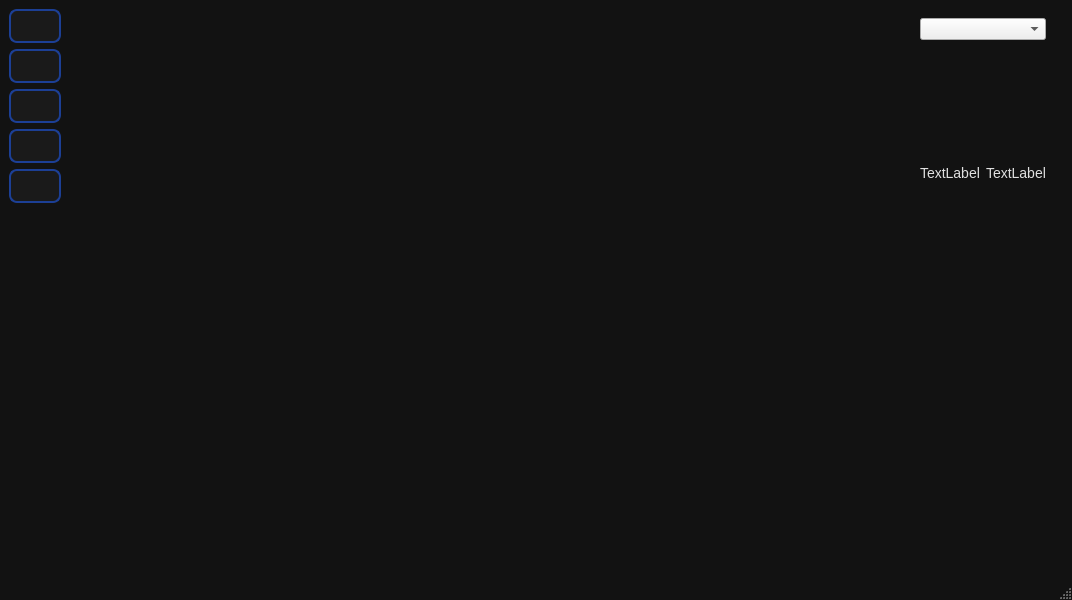
Old version of the form main.ui in the repository mstfrknvc1/Tardix-Command-Center.
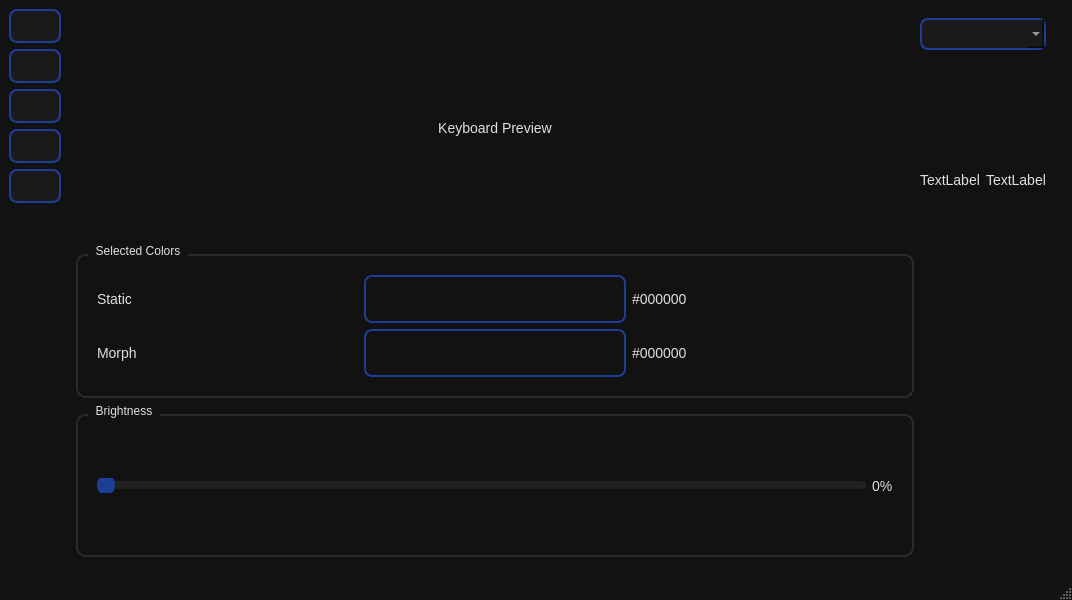
New version of the form. The open tabs and pages were chosen to show the change. Icons and pictures are not drawn. Custom widgets are drawn as their Qt base class.

```diff
--- a/main.ui
+++ b/main.ui
@@ -47,6 +47,73 @@
     background-color: #1C3F95;
 }
 
+/* ComboBox */
+QComboBox {
+    background-color: #1a1a1a;
+    color: #e0e0e0;
+    border: 2px solid #1C3F95;
+    border-radius: 8px;
+    padding: 6px 10px;
+}
+QComboBox QAbstractItemView {
+    background-color: #1a1a1a;
+    color: #e0e0e0;
+    selection-background-color: #1C3F95;
+}
+
+/* Slider */
+QSlider::groove:horizontal {
+    height: 8px;
+    background: #222;
+    border-radius: 4px;
+}
+QSlider::handle:horizontal {
+    width: 18px;
+    margin: -6px 0;
+    border-radius: 9px;
+    background: #1C3F95;
+}
+
+/* GroupBox */
+QGroupBox {
+    border: 2px solid #2a2a33;
+    border-radius: 10px;
+    margin-top: 10px;
+    padding: 10px;
+}
+QGroupBox::title {
+    subcontrol-origin: margin;
+    left: 12px;
+    padding: 0 6px;
+    color: #e0e0e0;
+}
+
+/* Color swatches */
+QFrame#selectedStaticSwatch, QFrame#selectedMorphSwatch {
+    border: 2px solid #1C3F95;
+    border-radius: 8px;
+}
+
+/* Checkbox */
+QCheckBox {
+    spacing: 10px;
+    color: #e0e0e0;
+}
+QCheckBox::indicator {
+    width: 18px;
+    height: 18px;
+}
+QCheckBox::indicator:unchecked {
+    border: 2px solid #1C3F95;
+    background: #1a1a1a;
+    border-radius: 4px;
+}
+QCheckBox::indicator:checked {
+    border: 2px solid #1C3F95;
+    background: #1C3F95;
+    border-radius: 4px;
+}
+
 /* İlerleme Çubukları (CPU/RAM Grafikleri için) */
 QProgressBar {
     border: 1px solid #444;
@@ -187,7 +254,7 @@
          <number>0</number>
         </property>
         <widget class="QWidget" name="ahome">
-         <widget class="Phonon::VideoPlayer" name="videoPlayer">
+         <widget class="QWidget" name="videoPlayer">
           <property name="geometry">
            <rect>
             <x>310</x>
@@ -225,17 +292,125 @@
          </property>
          <layout class="QHBoxLayout" name="horizontalLayout_3">
           <item>
-           <spacer name="horizontalSpacer">
-            <property name="orientation">
-             <enum>Qt::Orientation::Horizontal</enum>
-            </property>
-            <property name="sizeHint" stdset="0">
-             <size>
-              <width>40</width>
-              <height>20</height>
-             </size>
-            </property>
-           </spacer>
+           <layout class="QVBoxLayout" name="rgbLeftColumn">
+            <item>
+             <widget class="QLabel" name="keyboardPreviewLabel">
+              <property name="minimumSize">
+               <size>
+                <width>360</width>
+                <height>220</height>
+               </size>
+              </property>
+              <property name="text">
+               <string>Keyboard Preview</string>
+              </property>
+              <property name="alignment">
+               <set>Qt::AlignmentFlag::AlignCenter</set>
+              </property>
+             </widget>
+            </item>
+            <item>
+             <widget class="QGroupBox" name="selectedColorsGroup">
+              <property name="title">
+               <string>Selected Colors</string>
+              </property>
+              <layout class="QGridLayout" name="selectedColorsGrid">
+               <item row="0" column="0">
+                <widget class="QLabel" name="selectedStaticText">
+                 <property name="text">
+                  <string>Static</string>
+                 </property>
+                </widget>
+               </item>
+               <item row="0" column="1">
+                <widget class="QFrame" name="selectedStaticSwatch">
+                 <property name="minimumSize">
+                  <size>
+                   <width>44</width>
+                   <height>44</height>
+                  </size>
+                 </property>
+                 <property name="frameShape">
+                  <enum>QFrame::Shape::StyledPanel</enum>
+                 </property>
+                 <property name="frameShadow">
+                  <enum>QFrame::Shadow::Raised</enum>
+                 </property>
+                </widget>
+               </item>
+               <item row="0" column="2">
+                <widget class="QLabel" name="selectedStaticHex">
+                 <property name="text">
+                  <string>#000000</string>
+                 </property>
+                </widget>
+               </item>
+               <item row="1" column="0">
+                <widget class="QLabel" name="selectedMorphText">
+                 <property name="text">
+                  <string>Morph</string>
+                 </property>
+                </widget>
+               </item>
+               <item row="1" column="1">
+                <widget class="QFrame" name="selectedMorphSwatch">
+                 <property name="minimumSize">
+                  <size>
+                   <width>44</width>
+                   <height>44</height>
+                  </size>
+                 </property>
+                 <property name="frameShape">
+                  <enum>QFrame::Shape::StyledPanel</enum>
+                 </property>
+                 <property name="frameShadow">
+                  <enum>QFrame::Shadow::Raised</enum>
+                 </property>
+                </widget>
+               </item>
+               <item row="1" column="2">
+                <widget class="QLabel" name="selectedMorphHex">
+                 <property name="text">
+                  <string>#000000</string>
+                 </property>
+                </widget>
+               </item>
+              </layout>
+             </widget>
+            </item>
+            <item>
+             <widget class="QGroupBox" name="brightnessGroup">
+              <property name="title">
+               <string>Brightness</string>
+              </property>
+              <layout class="QHBoxLayout" name="brightnessLayout">
+               <item>
+                <widget class="QSlider" name="brightnessSlider">
+                 <property name="orientation">
+                  <enum>Qt::Orientation::Horizontal</enum>
+                 </property>
+                 <property name="minimum">
+                  <number>0</number>
+                 </property>
+                 <property name="maximum">
+                  <number>100</number>
+                 </property>
+                 <property name="value">
+                  <number>0</number>
+                 </property>
+                </widget>
+               </item>
+               <item>
+                <widget class="QLabel" name="brightnessValueLabel">
+                 <property name="text">
+                  <string>0%</string>
+                 </property>
+                </widget>
+               </item>
+              </layout>
+             </widget>
+            </item>
+           </layout>
           </item>
           <item>
            <layout class="QVBoxLayout" name="verticalLayout_3">
@@ -267,20 +442,84 @@
           </item>
          </layout>
         </widget>
-        <widget class="QWidget" name="settings">
-         <widget class="QLabel" name="label_4">
-          <property name="geometry">
-           <rect>
-            <x>240</x>
-            <y>330</y>
-            <width>58</width>
-            <height>18</height>
-           </rect>
-          </property>
-          <property name="text">
-           <string>TextLabel</string>
-          </property>
-         </widget>
+ <widget class="QWidget" name="settings">
+         <layout class="QVBoxLayout" name="settingsLayout">
+          <item>
+           <widget class="QGroupBox" name="performanceGroup">
+            <property name="title">
+             <string>Performance</string>
+            </property>
+            <layout class="QVBoxLayout" name="performanceLayout">
+             <item>
+              <widget class="QCheckBox" name="turboBoostToggle">
+               <property name="text">
+                <string>Disable Turbo Boost (experimental)</string>
+               </property>
+              </widget>
+             </item>
+             <item>
+              <widget class="QLabel" name="turboBoostNote">
+               <property name="text">
+                <string>Not functional yet (UI only). This will be wired later.</string>
+               </property>
+              </widget>
+             </item>
+            </layout>
+           </widget>
+          </item>
+          <item>
+           <widget class="QGroupBox" name="thermalGroup">
+            <property name="title">
+             <string>Thermals</string>
+            </property>
+            <layout class="QHBoxLayout" name="thermalLayout">
+             <item>
+              <widget class="QLabel" name="tempLimitLabel">
+               <property name="text">
+                <string>Temperature limit</string>
+               </property>
+              </widget>
+             </item>
+             <item>
+              <widget class="QSlider" name="tempLimitSlider">
+               <property name="orientation">
+                <enum>Qt::Orientation::Horizontal</enum>
+               </property>
+               <property name="minimum">
+                <number>85</number>
+               </property>
+               <property name="maximum">
+                <number>100</number>
+               </property>
+               <property name="value">
+                <number>95</number>
+               </property>
+              </widget>
+             </item>
+             <item>
+              <widget class="QLabel" name="tempLimitValueLabel">
+               <property name="text">
+                <string>95°C</string>
+               </property>
+              </widget>
+             </item>
+            </layout>
+           </widget>
+          </item>
+          <item>
+           <spacer name="settingsSpacer">
+            <property name="orientation">
+             <enum>Qt::Orientation::Vertical</enum>
+            </property>
+            <property name="sizeHint" stdset="0">
+             <size>
+              <width>20</width>
+              <height>40</height>
+             </size>
+            </property>
+           </spacer>
+          </item>
+         </layout>
         </widget>
         <widget class="QWidget" name="zinfo">
          <widget class="QLabel" name="label">
@@ -318,11 +557,6 @@
   <widget class="QStatusBar" name="statusbar"/>
  </widget>
  <customwidgets>
-  <customwidget>
-   <class>Phonon::VideoPlayer</class>
-   <extends>QWidget</extends>
-   <header location="global">phonon/videoplayer.h</header>
-  </customwidget>
   <customwidget>
    <class>ColorWheel</class>
    <extends>QWidget</extends>
```
